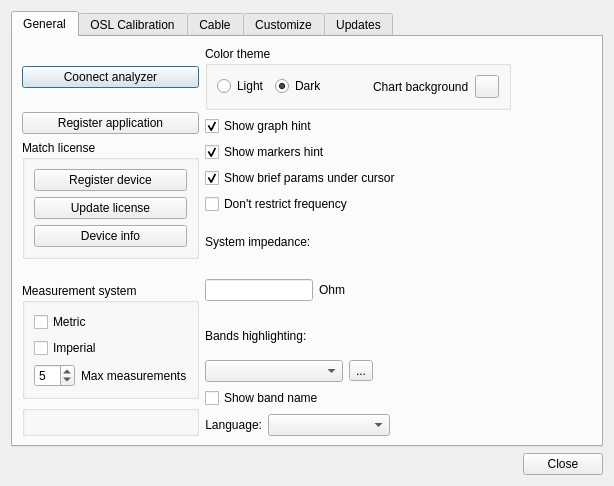
Above: settings.ui from rigexpert/AntScope2 before the change. Below: the same form after it.
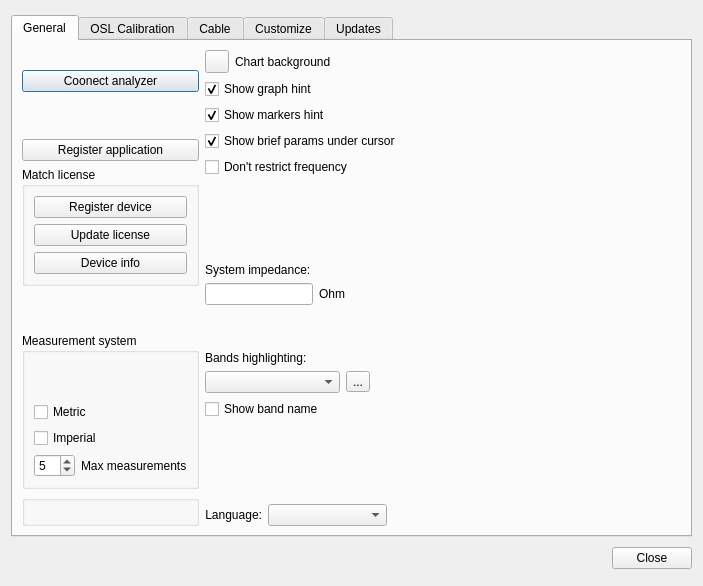
That is the form after the change. The open tabs and pages were chosen to show the change.

The edit to the form file:
```diff
--- a/settings.ui
+++ b/settings.ui
@@ -6,8 +6,8 @@
    <rect>
     <x>0</x>
     <y>0</y>
-    <width>614</width>
-    <height>486</height>
+    <width>703</width>
+    <height>586</height>
    </rect>
   </property>
   <property name="minimumSize">
@@ -129,6 +129,19 @@
               <string>Measurement system</string>
              </property>
              <layout class="QVBoxLayout" name="verticalLayout_18">
+              <item>
+               <spacer name="verticalSpacer_3">
+                <property name="orientation">
+                 <enum>Qt::Orientation::Vertical</enum>
+                </property>
+                <property name="sizeHint" stdset="0">
+                 <size>
+                  <width>20</width>
+                  <height>40</height>
+                 </size>
+                </property>
+               </spacer>
+              </item>
               <item>
                <widget class="QCheckBox" name="measureSystemMetric">
                 <property name="text">
@@ -196,62 +209,9 @@
           <layout class="QVBoxLayout" name="verticalLayout_17">
            <item>
             <layout class="QVBoxLayout" name="verticalLayout_9">
-             <item>
-              <widget class="QGroupBox" name="groupBoxColor">
-               <property name="title">
-                <string>Color theme</string>
-               </property>
-               <layout class="QHBoxLayout" name="horizontalLayout_26">
-                <item>
-                 <widget class="QRadioButton" name="radioButtonLight">
-                  <property name="text">
-                   <string>Light</string>
-                  </property>
-                 </widget>
-                </item>
-                <item>
-                 <widget class="QRadioButton" name="radioButtonDark">
-                  <property name="text">
-                   <string>Dark</string>
-                  </property>
-                  <property name="checked">
-                   <bool>true</bool>
-                  </property>
-                 </widget>
-                </item>
-                <item>
-                 <spacer name="horizontalSpacer_11">
-                  <property name="orientation">
-                   <enum>Qt::Horizontal</enum>
-                  </property>
-                  <property name="sizeHint" stdset="0">
-                   <size>
-                    <width>40</width>
-                    <height>20</height>
-                   </size>
-                  </property>
-                 </spacer>
-                </item>
-                <item>
-                 <widget class="QLabel" name="label_24">
-                  <property name="text">
-                   <string>Chart background</string>
-                  </property>
-                 </widget>
-                </item>
-                <item>
-                 <widget class="QToolButton" name="bkgButton">
-                  <property name="text">
-                   <string/>
-                  </property>
-                 </widget>
-                </item>
-               </layout>
-              </widget>
-             </item>
              <item>
               <layout class="QFormLayout" name="formLayout_6">
-               <item row="0" column="0">
+               <item row="1" column="0">
                 <widget class="QCheckBox" name="graphHintCheckBox">
                  <property name="sizePolicy">
                   <sizepolicy hsizetype="Preferred" vsizetype="Fixed">
@@ -267,7 +227,7 @@
                  </property>
                 </widget>
                </item>
-               <item row="1" column="0">
+               <item row="2" column="0">
                 <widget class="QCheckBox" name="markersHintCheckBox">
                  <property name="sizePolicy">
                   <sizepolicy hsizetype="Preferred" vsizetype="Fixed">
@@ -283,7 +243,7 @@
                  </property>
                 </widget>
                </item>
-               <item row="2" column="0">
+               <item row="3" column="0">
                 <widget class="QCheckBox" name="graphBriefHintCheckBox">
                  <property name="sizePolicy">
                   <sizepolicy hsizetype="Preferred" vsizetype="Fixed">
@@ -305,16 +265,47 @@
                  </property>
                 </widget>
                </item>
-               <item row="3" column="0">
+               <item row="4" column="0">
                 <widget class="QCheckBox" name="fqRestrictCheckBox">
                  <property name="text">
                   <string>Don't restrict frequency</string>
                  </property>
                 </widget>
                </item>
+               <item row="0" column="0">
+                <layout class="QHBoxLayout" name="horizontalLayout_23">
+                 <item>
+                  <widget class="QToolButton" name="bkgButton">
+                   <property name="text">
+                    <string/>
+                   </property>
+                  </widget>
+                 </item>
+                 <item>
+                  <widget class="QLabel" name="label_24">
+                   <property name="text">
+                    <string>Chart background</string>
+                   </property>
+                  </widget>
+                 </item>
               </layout>
              </item>
             </layout>
+             </item>
+            </layout>
+           </item>
+           <item>
+            <spacer name="verticalSpacer_4">
+             <property name="orientation">
+              <enum>Qt::Orientation::Vertical</enum>
+             </property>
+             <property name="sizeHint" stdset="0">
+              <size>
+               <width>20</width>
+               <height>40</height>
+              </size>
+             </property>
+            </spacer>
            </item>
            <item>
             <layout class="QVBoxLayout" name="verticalLayout_15">
@@ -366,6 +357,19 @@
            </item>
            <item>
             <layout class="QVBoxLayout" name="verticalLayout_16">
+             <item>
+              <spacer name="verticalSpacer_9">
+               <property name="orientation">
+                <enum>Qt::Orientation::Vertical</enum>
+               </property>
+               <property name="sizeHint" stdset="0">
+                <size>
+                 <width>20</width>
+                 <height>40</height>
+                </size>
+               </property>
+              </spacer>
+             </item>
              <item>
               <widget class="QLabel" name="label_17">
                <property name="text">
@@ -416,6 +420,19 @@
              </item>
             </layout>
            </item>
+           <item>
+            <spacer name="verticalSpacer_10">
+             <property name="orientation">
+              <enum>Qt::Orientation::Vertical</enum>
+             </property>
+             <property name="sizeHint" stdset="0">
+              <size>
+               <width>20</width>
+               <height>40</height>
+              </size>
+             </property>
+            </spacer>
+           </item>
            <item>
             <layout class="QHBoxLayout" name="horizontalLayout_30">
              <item>
```
Left out of the diff: 206 changed lines with no effect on the pictures. Lines whose indentation alone changed are shown as unchanged.
